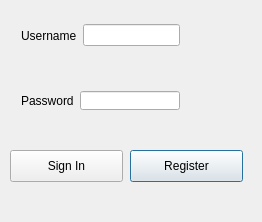
Above: Login/Login/dialog.ui from howiealeshire/AdviseMeRW before the change. Below: the same form after it.
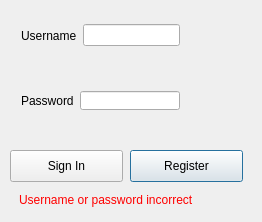
That is the form after the change.

Diff of the .ui file:
```diff
--- a/Login/Login/dialog.ui
+++ b/Login/Login/dialog.ui
@@ -83,6 +83,27 @@
     <string>Sign In</string>
    </property>
   </widget>
+  <widget class="QLabel" name="incorrect_lbl">
+   <property name="enabled">
+    <bool>true</bool>
+   </property>
+   <property name="geometry">
+    <rect>
+     <x>19</x>
+     <y>190</y>
+     <width>201</width>
+     <height>20</height>
+    </rect>
+   </property>
+   <property name="text">
+    <string>&lt;html&gt;&lt;head/&gt;&lt;body&gt;&lt;p&gt;&lt;span style=&quot; color:#ff0000;&quot;&gt;Username or password incorrect&lt;/span&gt;&lt;/p&gt;&lt;/body&gt;&lt;/html&gt;</string>
+   </property>
+  </widget>
+  <zorder>incorrect_lbl</zorder>
+  <zorder>horizontalLayoutWidget</zorder>
+  <zorder>horizontalLayoutWidget_2</zorder>
+  <zorder>register_btn</zorder>
+  <zorder>sign_in_btn</zorder>
  </widget>
  <layoutdefault spacing="6" margin="11"/>
  <resources/>
```
